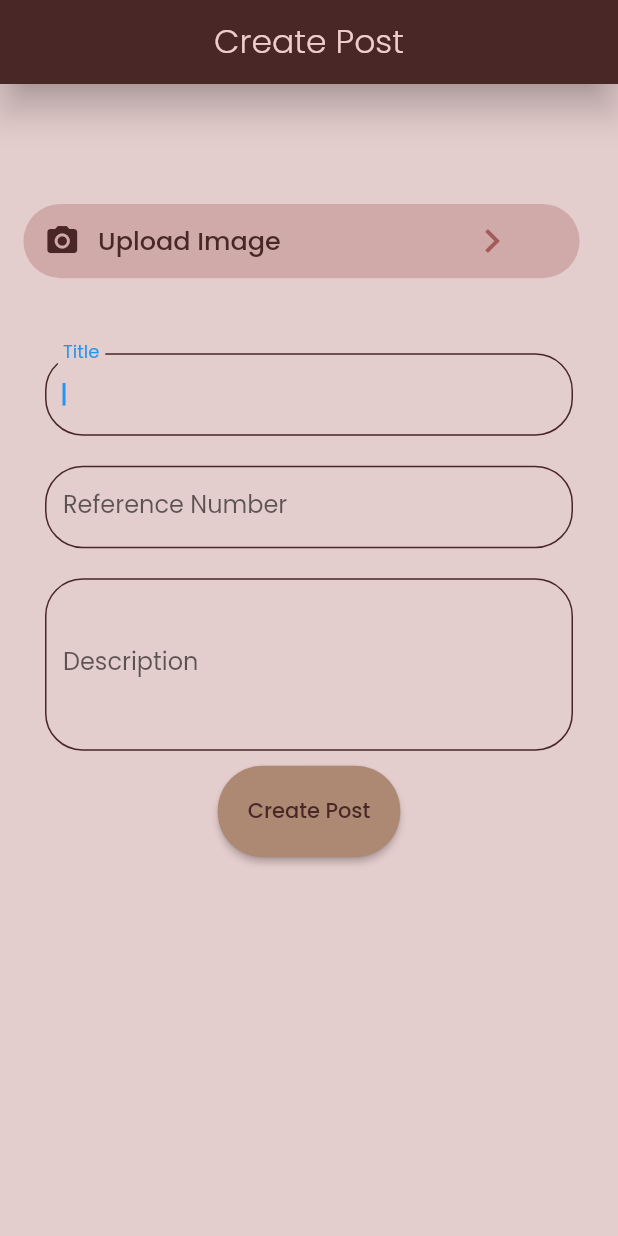
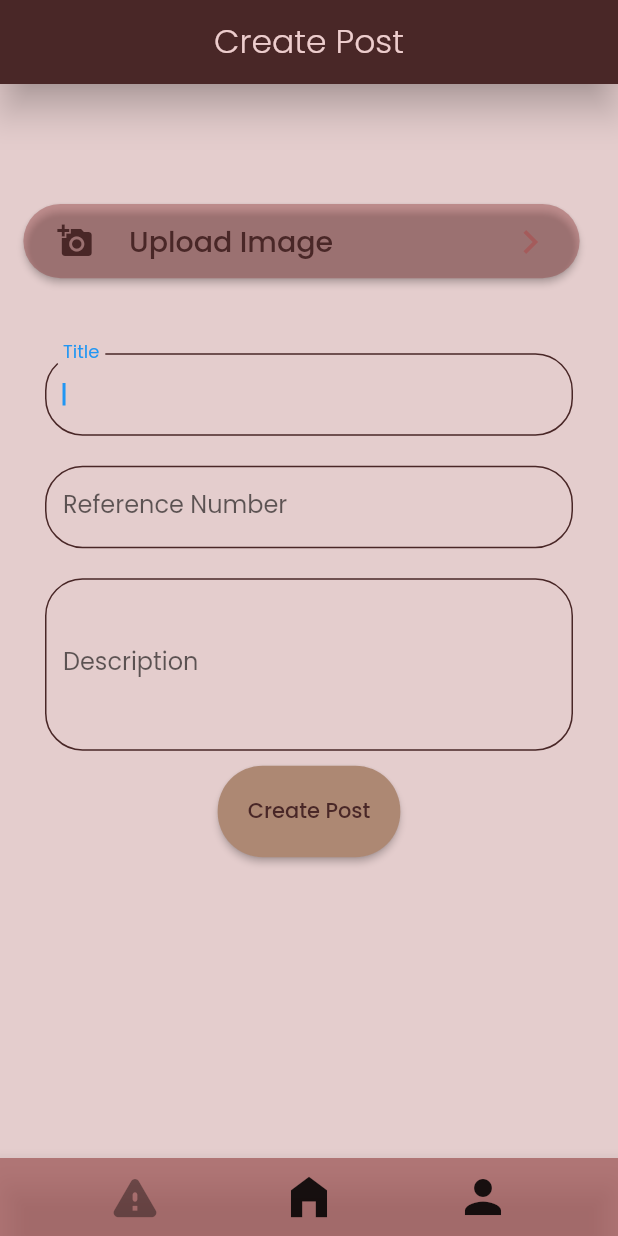
Before and after one commit to PandaBean18/tfg_frontend, a Flutter app: the UserpostCopyWidget screen opened directly, on a phone screen of 412 x 824 dp. Run offline on Flutter 3.47's test engine with Material 2 defaults, Android fonts, the phone set to English and light mode, and no system bars; drawn by our look-alikes of auto_size_text; our stand-ins replace font_awesome_flutter, geolocator, google_fonts, image_picker; network calls fail.

Commit message:
adding image picker on user post

```diff
--- a/lib/user_post.dart
+++ b/lib/user_post.dart
@@ -1,6 +1,20 @@
 import 'package:flutter/material.dart';
 import 'package:google_fonts/google_fonts.dart';
 import '../flutter_flow_widgets.dart';
+import 'package:image_picker/image_picker.dart';
+import 'package:path_provider/path_provider.dart';
+import 'package:geolocator/geolocator.dart';
+import '../profile.dart';
+import '../user_homepage.dart';
+import 'dart:io';
+
+void _profile(BuildContext context) {
+  Navigator.push(context, MaterialPageRoute(builder: (context) => Profile()));
+}
+
+void _userhomepage(BuildContext context) {
+  Navigator.push(context, MaterialPageRoute(builder: (context) => Homepage()));
+}
 
 class UserpostCopyWidget extends StatefulWidget {
   const UserpostCopyWidget({Key? key}) : super(key: key);
@@ -15,6 +29,15 @@ class _UserpostCopyWidgetState extends State<UserpostCopyWidget> {
   TextEditingController? textController3;
   final _unfocusNode = FocusNode();
   final scaffoldKey = GlobalKey<ScaffoldState>();
+  ImagePicker picker = ImagePicker();
+  XFile? image;
+  String? selected_image = 'Upload Image                   ';
+  double image_picker_fontsize = 19;
+  Icon image_picker_icon = Icon(
+    Icons.keyboard_arrow_right,
+    color: Color(0xFFA45B5B),
+    size: 32,
+  );
 
   @override
   void initState() {
@@ -57,8 +80,8 @@ class _UserpostCopyWidgetState extends State<UserpostCopyWidget> {
           centerTitle: false,
           elevation: 10,
         ),
-      body: SafeArea(
-          child: Expanded(
+        body: Column(children: [
+          Expanded(
               child: ListView(
             children: [
               Align(
@@ -77,37 +100,57 @@ class _UserpostCopyWidgetState extends State<UserpostCopyWidget> {
                       child: Stack(
                         children: [
                           Align(
-                      alignment: AlignmentDirectional(-0.6, -0.05),
-                      child: Text(
-                        'Upload Image',
-                        textAlign: TextAlign.start,
-                        style: TextStyle(
-                          fontFamily: 'Poppins',
+                            alignment: AlignmentDirectional(0, 0.5),
+                            child: FFButtonWidget(
+                              onPressed: () async {
+                                image = await picker.pickImage(
+                                    source: ImageSource.gallery);
+                                setState(() {
+                                  selected_image =
+                                      image?.path.split("/").last.toString();
+                                  image_picker_fontsize = 9;
+                                  image_picker_icon = Icon(
+                                    Icons.add_task_rounded,
+                                    color: Color(0xFFA45B5B),
+                                    size: 32,
+                                  );
+                                });
+                              },
+                              text: selected_image != null
+                                  ? selected_image as String
+                                  : 'Upload Image                   ',
+                              options: FFButtonOptions(
+                                width: 500,
+                                height: 60,
+                                color: Color(0x50A45B5B),
+                                textStyle: GoogleFonts.getFont(
+                                  'Poppins',
                                   color: Color(0xFF492727),
-                          fontSize: 17,
+                                  fontSize: image_picker_fontsize,
                                   fontWeight: FontWeight.w500,
+                                ),
+                                borderSide: BorderSide(
+                                  color: Colors.transparent,
+                                  width: 1,
+                                ),
+                                borderRadius: 50,
                               ),
                             ),
                           ),
                           Align(
-                      alignment: AlignmentDirectional(-0.92, 0),
+                            alignment: AlignmentDirectional(0.90, 0.1),
+                            child: image_picker_icon,
+                          ),
+                          Align(
+                            alignment: AlignmentDirectional(-0.87, 0),
                             child: Icon(
-                        Icons.photo_camera,
+                              Icons.add_a_photo,
                               color: Color(0xFF492727),
                               size: 24,
                             ),
                           ),
-                    Align(
-                      alignment: AlignmentDirectional(0.75, 0),
-                      child: Icon(
-                        Icons.keyboard_arrow_right,
-                        color: Color(0xFFA45B5B),
-                        size: 32,
-                      ),
-                    ),
                         ],
-                ),
-              ),
+                      )),
                 ),
               ),
               Align(
@@ -116,6 +159,7 @@ class _UserpostCopyWidgetState extends State<UserpostCopyWidget> {
                   padding: EdgeInsetsDirectional.fromSTEB(30, 10, 30, 10),
                   child: TextFormField(
                     controller: textController1,
+                    autocorrect: true,
                     autofocus: true,
                     obscureText: false,
                     decoration: InputDecoration(
@@ -262,12 +306,11 @@ class _UserpostCopyWidgetState extends State<UserpostCopyWidget> {
                   minLines: 3,
                 ),
               ),
-          Expanded(
-            child: Align(
+              Align(
                 alignment: AlignmentDirectional(0, -0.8),
                 child: FFButtonWidget(
                   onPressed: () {
-                  print('Button pressed ...');
+                    // add code to make post req
                   },
                   text: 'Create Post',
                   options: FFButtonOptions(
@@ -286,9 +329,38 @@ class _UserpostCopyWidgetState extends State<UserpostCopyWidget> {
                   ),
                 ),
               ),
+            ],
+          ))
+        ]),
+        bottomNavigationBar: BottomAppBar(
+          color: Color.fromRGBO(161, 91, 91, 0.75),
+          child: Row(
+            mainAxisAlignment: MainAxisAlignment.spaceEvenly,
+            children: [
+              IconButton(
+                onPressed: null,
+                icon: Icon(Icons.warning_rounded),
+                tooltip: 'Notifications',
+                iconSize: 36,
+              ),
+              IconButton(
+                onPressed: () {
+                  if (true) {
+                    return _userhomepage(context);
+                  }
+                },
+                icon: Icon(Icons.home_filled),
+                tooltip: 'Home',
+                iconSize: 36,
+              ),
+              IconButton(
+                onPressed: () => _profile(context),
+                icon: Icon(Icons.person),
+                tooltip: 'Profile',
+                iconSize: 36,
               ),
             ],
-      ))),
-    );
+          ),
+        ));
   }
 }
--- a/pubspec.yaml
+++ b/pubspec.yaml
@@ -42,6 +42,7 @@ dependencies:
   google_fonts: ^2.2.0
   auto_size_text: ^3.0.0
   font_awesome_flutter: ^10.3.0
+  image_picker: ^0.8.6
 
 dev_dependencies:
   flutter_test:
```
Also changed, not shown: lib/profile.dart (+16 -10 lines), pubspec.lock, 1 other file. Lines whose indentation alone changed are shown as unchanged.
